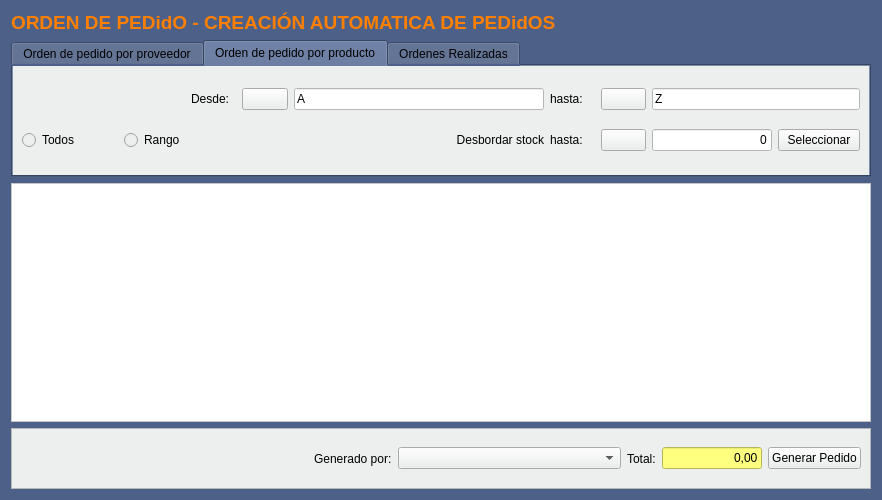
Qt form Zona_Compras/frmorden_pedido_producto.ui (arcnexus/RedFoX) before a commit.
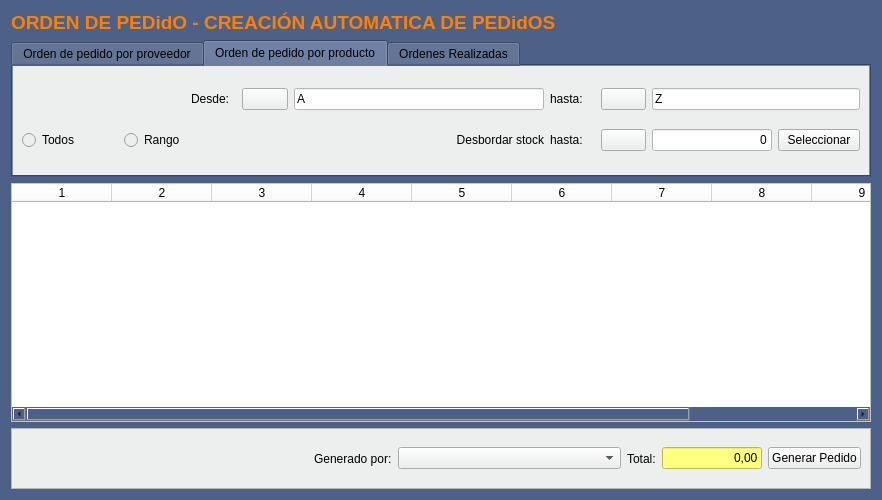
The same form after that commit. Icons and pictures are not drawn.

Diff of the .ui file:
```diff
--- a/Zona_Compras/frmorden_pedido_producto.ui
+++ b/Zona_Compras/frmorden_pedido_producto.ui
@@ -482,6 +482,19 @@
      <property name="styleSheet">
       <string notr="true">background-color: rgb(255, 255, 255);</string>
      </property>
+     <property name="columnCount">
+      <number>10</number>
+     </property>
+     <column/>
+     <column/>
+     <column/>
+     <column/>
+     <column/>
+     <column/>
+     <column/>
+     <column/>
+     <column/>
+     <column/>
     </widget>
    </item>
    <item row="3" column="0">
```
Left out of the diff: 16 changed lines with no effect on the pictures.
